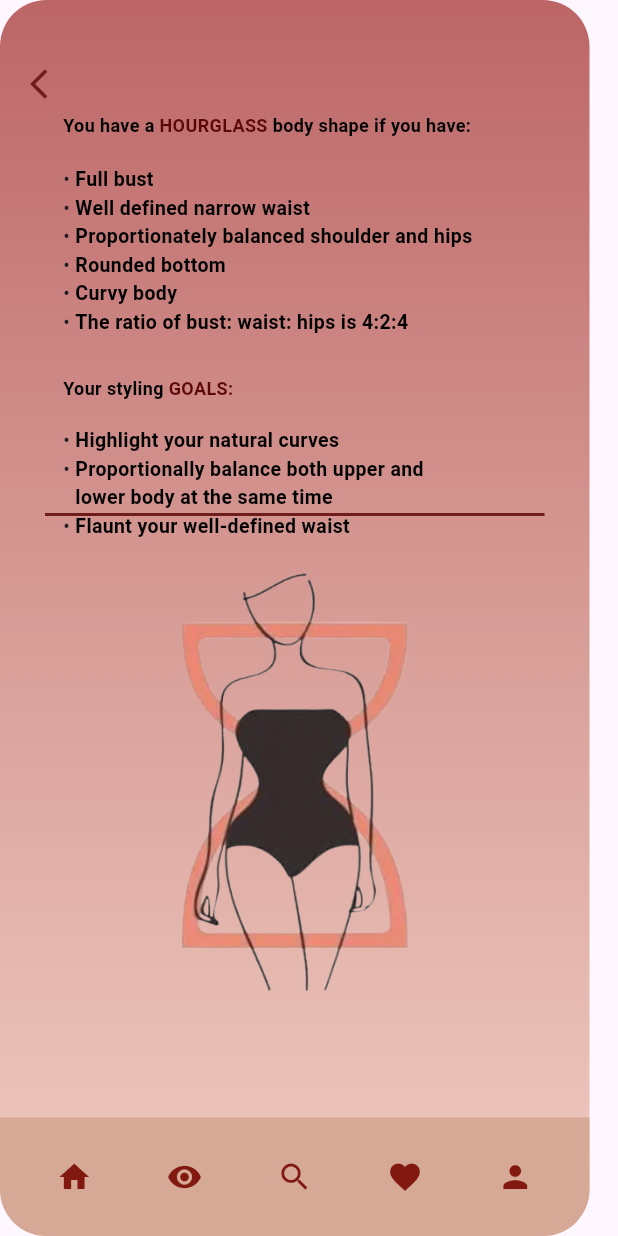
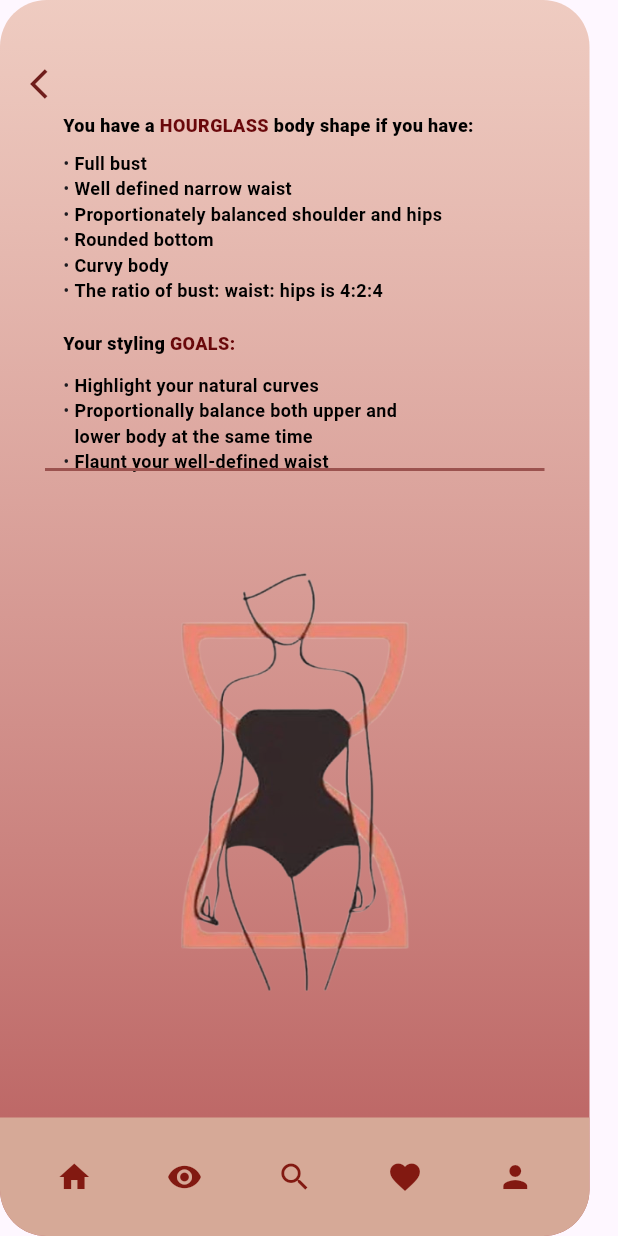
Before and after one commit to Shahrzadzhr/my_project_modame, a Flutter app: the HourglassShapeScreen screen opened by its route, item 5 of the bottom bar chosen, after a tap on the "arrow back ios" icon, on a phone screen of 412 x 824 dp. Run offline on Flutter 3.47's test engine with Material 3 defaults, Android fonts, the phone set to English and light mode, and no system bars; our stand-ins replace cloud_firestore, firebase_auth, firebase_core; accounts and stored records are empty; generated files the repository leaves out were written again; network calls fail; Roboto replaces fonts that are missing (SF Pro).

Commit message:
Neue Änderungen

```diff
--- /dev/null
+++ b/devtools_options.yaml
@@ -0,0 +1,3 @@
+description: This file stores settings for Dart & Flutter DevTools.
+documentation: https://docs.flutter.dev/tools/devtools/extensions#configure-extension-enablement-states
+extensions:
--- a/lib/src/features/authentication/presentation/register_screen.dart
+++ b/lib/src/features/authentication/presentation/register_screen.dart
@@ -226,7 +226,8 @@ class _RegisterScreenState extends State<RegisterScreen> {
               controllerLastname.text,
               controllerMail.text,
               controllerPassword.text);
-          Navigator.pushNamed(context, '/account');
+          context.read<AuthRepository>().setNewlyRegistered(true);
+          //Navigator.pushNamed(context, '/account');
         } catch (e) {
           print(e);
         }
--- a/lib/src/features/profile/presentation/personal_account.dart
+++ b/lib/src/features/profile/presentation/personal_account.dart
@@ -15,9 +15,11 @@ class PersonalAccount extends StatefulWidget {
 class _PersonalAccountState extends State<PersonalAccount> {
   late TextEditingController phonenumberController;
   late TextEditingController birthdateController;
+  String selectedGender = 'Men';
 
   @override
   void initState() {
+    debugPrint("accountscreen");
     phonenumberController = TextEditingController();
     birthdateController = TextEditingController();
     super.initState();
@@ -35,11 +37,26 @@ class _PersonalAccountState extends State<PersonalAccount> {
     return accountScreenWidget(context);
   }
 
+  Future<UserProfile?> getUserFuture(BuildContext context) async {
+    try {
+      User? user = context.read<AuthRepository>().getCurrentUser();
+      if (user != null) {
+        return await context.read<DatabaseRepository>().getUser(user.uid);
+      } else {
+        throw Exception();
+      }
+    } catch (e) {
+      print(e);
+    }
+    return null;
+  }
+
   Widget accountScreenWidget(BuildContext context) {
-    final User? user = context.read<AuthRepository>().getCurrentUser();
+    //final User? user = context.read<AuthRepository>().getCurrentUser();
+
     return Scaffold(
       body: FutureBuilder<UserProfile?>(
-        future: context.read<DatabaseRepository>().getUser(user!.uid),
+        future: getUserFuture(context),
         builder: (context, snapshot) {
           if (snapshot.hasData &&
               snapshot.connectionState == ConnectionState.done) {
@@ -67,11 +84,11 @@ class _PersonalAccountState extends State<PersonalAccount> {
                   child: IconButton(
                     icon: const Icon(Icons.arrow_back_ios),
                     color: const Color.fromARGB(255, 111, 29, 27),
-                    onPressed: () => Navigator.pop(context),
+                    onPressed: () => Navigator.maybePop(context),
                   ),
                 ),
                 Positioned(
-                  top: 62,
+                  top: 70,
                   left: 150,
                   right: 150,
                   child: Container(
@@ -79,7 +96,9 @@ class _PersonalAccountState extends State<PersonalAccount> {
                     height: 89,
                     decoration: BoxDecoration(
                       image: DecorationImage(
-                        image: NetworkImage(data.profilePicUrl),
+                        image: NetworkImage(data.profilePicUrl == ""
+                            ? "https://upload.wikimedia.org/wikipedia/commons/1/14/No_Image_Available.jpg"
+                            : data.profilePicUrl),
                         fit: BoxFit.fill,
                       ),
                       borderRadius: BorderRadius.circular(43.54),
@@ -89,7 +108,7 @@ class _PersonalAccountState extends State<PersonalAccount> {
                   ),
                 ),
                 Positioned(
-                  top: 162,
+                  top: 170,
                   left: 100,
                   right: 100,
                   child: Container(
@@ -99,7 +118,7 @@ class _PersonalAccountState extends State<PersonalAccount> {
                   ),
                 ),
                 Positioned(
-                  top: 165,
+                  top: 180,
                   left: 16,
                   right: 16,
                   child: Container(
@@ -116,26 +135,17 @@ class _PersonalAccountState extends State<PersonalAccount> {
                   ),
                 ),
                 Positioned(
-                  top: 213,
+                  top: 250,
                   left: 24,
                   right: 24,
                   child: SingleChildScrollView(
                     child: Column(
                       children: [
-                        buildTextInput(
-                            "Phone number", false, phonenumberController),
-                        IconButton(
-                          icon: const Icon(Icons.edit,
-                              color: Color.fromARGB(255, 136, 29, 29)),
-                          onPressed: () {},
-                        ),
+                        buildTextInputWithIcon("Phone number", false,
+                            phonenumberController, Icons.edit),
                         const SizedBox(height: 40),
-                        buildTextInput("Birthdate", false, birthdateController),
-                        IconButton(
-                          icon: const Icon(Icons.keyboard_arrow_right,
-                              color: Color.fromARGB(255, 136, 29, 29)),
-                          onPressed: () {},
-                        ),
+                        buildTextInputWithIcon("Birthdate", false,
+                            birthdateController, Icons.keyboard_arrow_right),
                         const SizedBox(height: 40),
                         Container(
                           height: 56,
@@ -146,8 +156,10 @@ class _PersonalAccountState extends State<PersonalAccount> {
                           child: Row(
                             mainAxisAlignment: MainAxisAlignment.spaceBetween,
                             children: [
-                              Text(
-                                '   Women',
+                              Padding(
+                                padding: const EdgeInsets.only(left: 16.0),
+                                child: Text(
+                                  "Gender",
                                   style: TextStyle(
                                     color: Colors.black.withOpacity(0.7),
                                     fontSize: 13,
@@ -155,10 +167,31 @@ class _PersonalAccountState extends State<PersonalAccount> {
                                     fontWeight: FontWeight.bold,
                                   ),
                                 ),
-                              IconButton(
+                              ),
+                              DropdownButton<String>(
+                                value: selectedGender,
                                 icon: const Icon(Icons.keyboard_arrow_right,
                                     color: Color.fromARGB(255, 136, 29, 29)),
-                                onPressed: () {},
+                                iconSize: 24,
+                                elevation: 16,
+                                underline: Container(
+                                  height: 0,
+                                  color: Colors.transparent,
+                                ),
+                                onChanged: (String? newValue) {
+                                  setState(() {
+                                    selectedGender = newValue!;
+                                  });
+                                },
+                                items: <String>[
+                                  'Women',
+                                  'Men'
+                                ].map<DropdownMenuItem<String>>((String value) {
+                                  return DropdownMenuItem<String>(
+                                    value: value,
+                                    child: Text(value),
+                                  );
+                                }).toList(),
                               )
                             ],
                           ),
@@ -176,6 +209,7 @@ class _PersonalAccountState extends State<PersonalAccount> {
                       data.birthdate = birthdateController.text;
                       data.phonenumber = phonenumberController.text;
                       context.read<DatabaseRepository>().updateUser(data);
+                      context.read<AuthRepository>().setNewlyRegistered(false);
                       Navigator.pushNamed(context, '/start');
                     },
                     child: Container(
@@ -206,7 +240,7 @@ class _PersonalAccountState extends State<PersonalAccount> {
                   right: 10,
                   child: GestureDetector(
                     onTap: () {
-                      context.read<AuthRepository>().signOut();
+                      context.read<AuthRepository>().logout();
                       Navigator.pushNamed(context, '/welcome');
                     },
                     child: Container(
@@ -297,7 +331,9 @@ class _PersonalAccountState extends State<PersonalAccount> {
                         IconButton(
                           icon: const Icon(Icons.home,
                               color: Color.fromARGB(255, 130, 25, 17)),
-                          onPressed: () {},
+                          onPressed: () {
+                            Navigator.pushNamed(context, '/home');
+                          },
                         ),
                         IconButton(
                           icon: const Icon(Icons.visibility,
@@ -327,10 +363,9 @@ class _PersonalAccountState extends State<PersonalAccount> {
             );
           } else if (snapshot.connectionState != ConnectionState.done) {
             return const Center(child: CircularProgressIndicator());
+          } else if (snapshot.hasError) {
+            return const Center(child: CircularProgressIndicator());
           } else {
-            print(snapshot.connectionState);
-            print(snapshot.data);
-            print(snapshot.error);
             return const Center(
               child: Icon(Icons.error),
             );
@@ -339,9 +374,17 @@ class _PersonalAccountState extends State<PersonalAccount> {
       ),
     );
   }
+}
 
-  Widget buildTextInput(
-      String label, bool obscureText, TextEditingController controller) {
+Widget buildTextInputWithIcon(
+  String label,
+  bool obscureText,
+  TextEditingController controller,
+  IconData icon,
+) {
+  // Create a FocusNode to control the focus of the TextFormField
+  final FocusNode focusNode = FocusNode();
+
   return Container(
     height: 56,
     padding: const EdgeInsets.symmetric(horizontal: 10),
@@ -353,6 +396,7 @@ class _PersonalAccountState extends State<PersonalAccount> {
     child: TextFormField(
       controller: controller,
       obscureText: obscureText,
+      focusNode: focusNode, // Attach the FocusNode to the TextFormField
       decoration: InputDecoration(
         border: InputBorder.none,
         labelText: label,
@@ -362,8 +406,14 @@ class _PersonalAccountState extends State<PersonalAccount> {
           fontFamily: 'SF Pro',
           fontWeight: FontWeight.w400,
         ),
+        suffixIcon: IconButton(
+          icon: Icon(icon, color: const Color.fromARGB(255, 136, 29, 29)),
+          onPressed: () {
+            // Request focus for the TextFormField when the button is pressed
+            focusNode.requestFocus();
+          },
+        ),
       ),
     ),
   );
 }
-}
--- a/lib/src/features/styling/presentation/home_screen.dart
+++ b/lib/src/features/styling/presentation/home_screen.dart
@@ -32,7 +32,7 @@ class _HomeScreenState extends State<HomeScreen> {
               ),
             ),
           ),
-          Positioned(
+          /*Positioned(
             top: 32,
             left: 8,
             child: IconButton(
@@ -41,7 +41,7 @@ class _HomeScreenState extends State<HomeScreen> {
                 onPressed: () {
                   Navigator.pop(context);
                 }),
-          ),
+          ),*/
           Positioned(
             top: 92,
             left: 20,
--- a/lib/src/features/styling/presentation/hourglass_shape.dart
+++ b/lib/src/features/styling/presentation/hourglass_shape.dart
@@ -22,7 +22,7 @@ class _HourglassShapeScreenState extends State<HourglassShapeScreen> {
               gradient: const LinearGradient(
                 begin: Alignment(0.00, -1.00),
                 end: Alignment(0, 1),
-                colors: [Color(0xBFA63533), Color(0xA3E6B39E)],
+                colors: [Color(0xA3E6B39E), Color(0xCCA63533)],
               ),
               borderRadius: BorderRadius.circular(31),
             ),
@@ -50,16 +50,16 @@ class _HourglassShapeScreenState extends State<HourglassShapeScreen> {
                         color: Colors.black,
                         fontSize: 12,
                         fontFamily: 'SF Pro',
-                        fontWeight: FontWeight.w700,
+                        fontWeight: FontWeight.w800,
                       ),
                     ),
                     TextSpan(
                       text: 'HOURGLASS',
                       style: TextStyle(
-                        color: Color.fromARGB(255, 91, 7, 10),
+                        color: Color.fromARGB(255, 105, 8, 11),
                         fontSize: 12,
                         fontFamily: 'SF Pro',
-                        fontWeight: FontWeight.w700,
+                        fontWeight: FontWeight.w800,
                       ),
                     ),
                     TextSpan(
@@ -68,7 +68,7 @@ class _HourglassShapeScreenState extends State<HourglassShapeScreen> {
                         color: Colors.black,
                         fontSize: 12,
                         fontFamily: 'SF Pro',
-                        fontWeight: FontWeight.w700,
+                        fontWeight: FontWeight.w800,
                       ),
                     ),
                   ],
@@ -78,7 +78,7 @@ class _HourglassShapeScreenState extends State<HourglassShapeScreen> {
             ),
           ),
           const Positioned(
-            top: 110,
+            top: 100,
             left: 42,
             right: 42,
             child: Column(
@@ -95,7 +95,7 @@ class _HourglassShapeScreenState extends State<HourglassShapeScreen> {
             ),
           ),
           const Positioned(
-            top: 250,
+            top: 220,
             left: 42,
             child: Center(
               child: Text.rich(
@@ -107,16 +107,16 @@ class _HourglassShapeScreenState extends State<HourglassShapeScreen> {
                         color: Colors.black,
                         fontSize: 12,
                         fontFamily: 'SF Pro',
-                        fontWeight: FontWeight.w700,
+                        fontWeight: FontWeight.w800,
                       ),
                     ),
                     TextSpan(
                       text: 'GOALS:',
                       style: TextStyle(
-                        color: Color.fromARGB(255, 91, 7, 10),
+                        color: Color.fromARGB(255, 105, 8, 11),
                         fontSize: 12,
                         fontFamily: 'SF Pro',
-                        fontWeight: FontWeight.w700,
+                        fontWeight: FontWeight.w800,
                       ),
                     ),
                   ],
@@ -126,7 +126,7 @@ class _HourglassShapeScreenState extends State<HourglassShapeScreen> {
             ),
           ),
           const Positioned(
-            top: 284,
+            top: 248,
             left: 42,
             right: 42,
             child: Column(
@@ -141,13 +141,13 @@ class _HourglassShapeScreenState extends State<HourglassShapeScreen> {
             ),
           ),
           Positioned(
-            bottom: 480,
+            bottom: 510,
             left: 30,
             right: 30,
             child: Container(
               height: 2,
               decoration:
-                  const BoxDecoration(color: Color.fromARGB(255, 111, 29, 27)),
+                  const BoxDecoration(color: Color.fromARGB(255, 155, 82, 79)),
             ),
           ),
           Positioned(
@@ -231,15 +231,15 @@ class BulletListItem extends StatelessWidget {
     return Row(
       crossAxisAlignment: CrossAxisAlignment.start,
       children: [
-        const Text("• ", style: TextStyle(fontSize: 13)),
+        const Text("• ", style: TextStyle(fontSize: 12)),
         Expanded(
           child: Text(
             text,
             style: const TextStyle(
               color: Colors.black,
-              fontSize: 13,
+              fontSize: 12,
               fontFamily: 'SF Pro',
-              fontWeight: FontWeight.w600,
+              fontWeight: FontWeight.w700,
             ),
           ),
         ),
--- a/pubspec.yaml
+++ b/pubspec.yaml
@@ -48,3 +48,5 @@ flutter:
     - assets/10.png
     - assets/11.png
     - assets/12.png
+    - assets/apple_logo.png
+    - assets/facebook_logo.png
```
Also changed, not shown: lib/src/app.dart (+11 -1 lines), lib/src/data/auth_repository.dart (+10 -2 lines), lib/src/features/authentication/presentation/welcome_screen.dart (+17 -4 lines), assets/apple_logo.png (added), assets/facebook_logo.png (added). Lines whose indentation alone changed are shown as unchanged.
